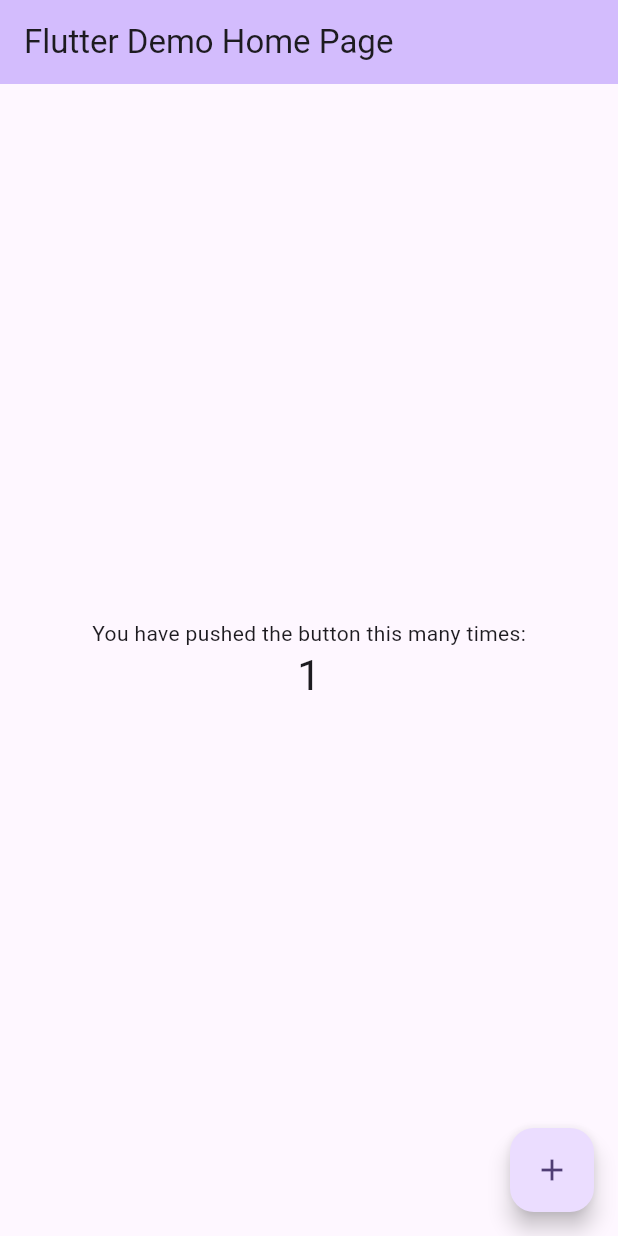
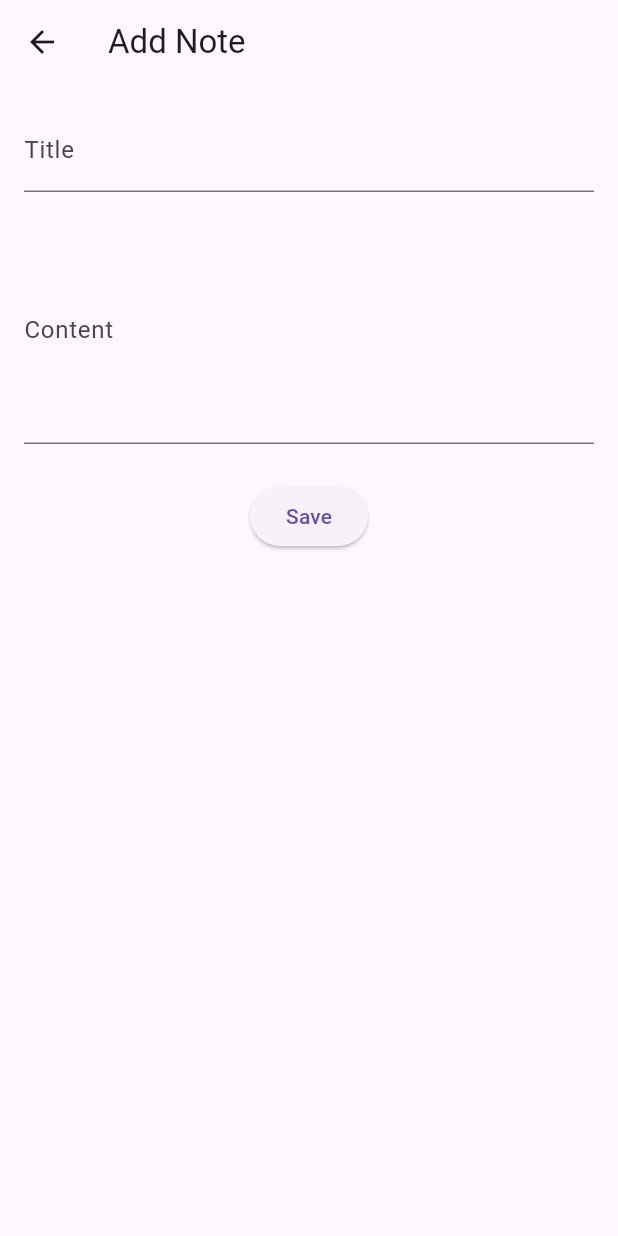
Before and after one commit to Yeshwanti/MyNoty, a Flutter app: the screen it shows after launch, after a tap on the "add" icon, on a phone screen of 412 x 824 dp. Run offline on Flutter 3.47's test engine with Material 3 defaults, Android fonts, the light colour scheme and no system bars; our stand-ins replace hive, hive_flutter; accounts and stored records are empty.

Commit message:
Basic structure done

```diff
--- a/lib/main.dart
+++ b/lib/main.dart
@@ -1,122 +1,33 @@
 import 'package:flutter/material.dart';
+import 'package:hive_flutter/hive_flutter.dart';
+import 'models/note_model.dart';
+import 'screens/home_screen.dart';
 
-void main() {
-  runApp(const MyApp());
+void main() async {
+  WidgetsFlutterBinding.ensureInitialized();
+
+  // Initialize Hive
+  await Hive.initFlutter();
+  Hive.registerAdapter(NoteAdapter());
+
+  // Open the box (like a database table)
+  await Hive.openBox<Note>('notesBox');
+
+  runApp(const MyNotyApp());
 }
 
-class MyApp extends StatelessWidget {
-  const MyApp({super.key});
+class MyNotyApp extends StatelessWidget {
+  const MyNotyApp({super.key});
 
-  // This widget is the root of your application.
   @override
   Widget build(BuildContext context) {
     return MaterialApp(
-      title: 'Flutter Demo',
+      debugShowCheckedModeBanner: false,
+      title: 'MyNoty',
       theme: ThemeData(
-        // This is the theme of your application.
-        //
-        // TRY THIS: Try running your application with "flutter run". You'll see
-        // the application has a purple toolbar. Then, without quitting the app,
-        // try changing the seedColor in the colorScheme below to Colors.green
-        // and then invoke "hot reload" (save your changes or press the "hot
-        // reload" button in a Flutter-supported IDE, or press "r" if you used
-        // the command line to start the app).
-        //
-        // Notice that the counter didn't reset back to zero; the application
-        // state is not lost during the reload. To reset the state, use hot
-        // restart instead.
-        //
-        // This works for code too, not just values: Most code changes can be
-        // tested with just a hot reload.
-        colorScheme: ColorScheme.fromSeed(seedColor: Colors.deepPurple),
+        primarySwatch: Colors.deepPurple,
       ),
-      home: const MyHomePage(title: 'Flutter Demo Home Page'),
+      home: const HomeScreen(),
     );
   }
 }
-
-class MyHomePage extends StatefulWidget {
-  const MyHomePage({super.key, required this.title});
-
-  // This widget is the home page of your application. It is stateful, meaning
-  // that it has a State object (defined below) that contains fields that affect
-  // how it looks.
-
-  // This class is the configuration for the state. It holds the values (in this
-  // case the title) provided by the parent (in this case the App widget) and
-  // used by the build method of the State. Fields in a Widget subclass are
-  // always marked "final".
-
-  final String title;
-
-  @override
-  State<MyHomePage> createState() => _MyHomePageState();
-}
-
-class _MyHomePageState extends State<MyHomePage> {
-  int _counter = 0;
-
-  void _incrementCounter() {
-    setState(() {
-      // This call to setState tells the Flutter framework that something has
-      // changed in this State, which causes it to rerun the build method below
-      // so that the display can reflect the updated values. If we changed
-      // _counter without calling setState(), then the build method would not be
-      // called again, and so nothing would appear to happen.
-      _counter++;
-    });
-  }
-
-  @override
-  Widget build(BuildContext context) {
-    // This method is rerun every time setState is called, for instance as done
-    // by the _incrementCounter method above.
-    //
-    // The Flutter framework has been optimized to make rerunning build methods
-    // fast, so that you can just rebuild anything that needs updating rather
-    // than having to individually change instances of widgets.
-    return Scaffold(
-      appBar: AppBar(
-        // TRY THIS: Try changing the color here to a specific color (to
-        // Colors.amber, perhaps?) and trigger a hot reload to see the AppBar
-        // change color while the other colors stay the same.
-        backgroundColor: Theme.of(context).colorScheme.inversePrimary,
-        // Here we take the value from the MyHomePage object that was created by
-        // the App.build method, and use it to set our appbar title.
-        title: Text(widget.title),
-      ),
-      body: Center(
-        // Center is a layout widget. It takes a single child and positions it
-        // in the middle of the parent.
-        child: Column(
-          // Column is also a layout widget. It takes a list of children and
-          // arranges them vertically. By default, it sizes itself to fit its
-          // children horizontally, and tries to be as tall as its parent.
-          //
-          // Column has various properties to control how it sizes itself and
-          // how it positions its children. Here we use mainAxisAlignment to
-          // center the children vertically; the main axis here is the vertical
-          // axis because Columns are vertical (the cross axis would be
-          // horizontal).
-          //
-          // TRY THIS: Invoke "debug painting" (choose the "Toggle Debug Paint"
-          // action in the IDE, or press "p" in the console), to see the
-          // wireframe for each widget.
-          mainAxisAlignment: MainAxisAlignment.center,
-          children: <Widget>[
-            const Text('You have pushed the button this many times:'),
-            Text(
-              '$_counter',
-              style: Theme.of(context).textTheme.headlineMedium,
-            ),
-          ],
-        ),
-      ),
-      floatingActionButton: FloatingActionButton(
-        onPressed: _incrementCounter,
-        tooltip: 'Increment',
-        child: const Icon(Icons.add),
-      ), // This trailing comma makes auto-formatting nicer for build methods.
-    );
-  }
-}
--- /dev/null
+++ b/lib/models/note_model.dart
@@ -0,0 +1,33 @@
+import 'package:hive/hive.dart';
+
+part 'note_model.g.dart';
+
+@HiveType(typeId: 0)
+class Note extends HiveObject {
+  @HiveField(0)
+  String title;
+
+  @HiveField(1)
+  String content;
+
+  @HiveField(2)
+  DateTime createdAt;
+
+  @HiveField(3)
+  bool isCompleted;
+
+  @HiveField(4)
+  String? category;
+
+  @HiveField(5)
+  String? imagePath;
+
+  Note({
+    required this.title,
+    required this.content,
+    required this.createdAt,
+    this.isCompleted = false,
+    this.category,
+    this.imagePath,
+  });
+}
--- /dev/null
+++ b/lib/screens/add_note_screen.dart
@@ -0,0 +1,63 @@
+import 'package:flutter/material.dart';
+import 'package:hive_flutter/hive_flutter.dart';
+import '../models/note_model.dart';
+
+class AddNoteScreen extends StatefulWidget {
+  const AddNoteScreen({super.key});
+
+  @override
+  State<AddNoteScreen> createState() => _AddNoteScreenState();
+}
+
+class _AddNoteScreenState extends State<AddNoteScreen> {
+  final _formKey = GlobalKey<FormState>();
+  final _titleController = TextEditingController();
+  final _contentController = TextEditingController();
+
+  Future<void> _saveNote() async {
+    if (_formKey.currentState!.validate()) {
+      final box = Hive.box<Note>('notesBox');
+      final note = Note(
+        title: _titleController.text,
+        content: _contentController.text,
+        createdAt: DateTime.now(),
+      );
+      await box.add(note);
+      Navigator.pop(context, true);
+    }
+  }
+
+  @override
+  Widget build(BuildContext context) {
+    return Scaffold(
+      appBar: AppBar(title: const Text('Add Note')),
+      body: Padding(
+        padding: const EdgeInsets.all(16.0),
+        child: Form(
+          key: _formKey,
+          child: Column(
+            children: [
+              TextFormField(
+                controller: _titleController,
+                decoration: const InputDecoration(labelText: 'Title'),
+                validator: (val) => val!.isEmpty ? 'Enter title' : null,
+              ),
+              const SizedBox(height: 16),
+              TextFormField(
+                controller: _contentController,
+                decoration: const InputDecoration(labelText: 'Content'),
+                maxLines: 5,
+                validator: (val) => val!.isEmpty ? 'Enter content' : null,
+              ),
+              const SizedBox(height: 24),
+              ElevatedButton(
+                onPressed: _saveNote,
+                child: const Text('Save'),
+              ),
+            ],
+          ),
+        ),
+      ),
+    );
+  }
+}
--- /dev/null
+++ b/lib/screens/home_screen.dart
@@ -0,0 +1,55 @@
+import 'package:flutter/material.dart';
+import 'package:hive_flutter/hive_flutter.dart';
+import '../models/note_model.dart';
+import 'add_note_screen.dart';
+
+class HomeScreen extends StatefulWidget {
+  const HomeScreen({super.key});
+
+  @override
+  State<HomeScreen> createState() => _HomeScreenState();
+}
+
+class _HomeScreenState extends State<HomeScreen> {
+  List<Note> notes = [];
+
+  @override
+  void initState() {
+    super.initState();
+    loadNotes();
+  }
+
+  void loadNotes() {
+    final box = Hive.box<Note>('notesBox');
+    setState(() {
+      notes = box.values.toList();
+    });
+  }
+
+  @override
+  Widget build(BuildContext context) {
+    return Scaffold(
+      appBar: AppBar(title: const Text('MyNoty')),
+      body: ListView.builder(
+        itemCount: notes.length,
+        itemBuilder: (context, index) {
+          final note = notes[index];
+          return ListTile(
+            title: Text(note.title),
+            subtitle: Text(note.content),
+          );
+        },
+      ),
+      floatingActionButton: FloatingActionButton(
+        onPressed: () async {
+          final result = await Navigator.push(
+            context,
+            MaterialPageRoute(builder: (_) => const AddNoteScreen()),
+          );
+          if (result == true) loadNotes();
+        },
+        child: const Icon(Icons.add),
+      ),
+    );
+  }
+}
--- a/pubspec.yaml
+++ b/pubspec.yaml
@@ -34,6 +34,9 @@ dependencies:
   # The following adds the Cupertino Icons font to your application.
   # Use with the CupertinoIcons class for iOS style icons.
   cupertino_icons: ^1.0.8
+  hive: ^2.2.3
+  hive_flutter: ^1.1.0
+  path_provider: ^2.1.5
 
 dev_dependencies:
   flutter_test:
@@ -45,6 +48,8 @@ dev_dependencies:
   # package. See that file for information about deactivating specific lint
   # rules and activating additional ones.
   flutter_lints: ^5.0.0
+  build_runner: ^2.5.4
+  hive_generator: ^2.0.1
 
 # For information on the generic Dart part of this file, see the
 # following page: https://dart.dev/tools/pub/pubspec
```
Also changed, not shown: lib/models/note_model.g.dart (added), lib/services/hive_service.dart (added), pubspec.lock, 1 other file.
